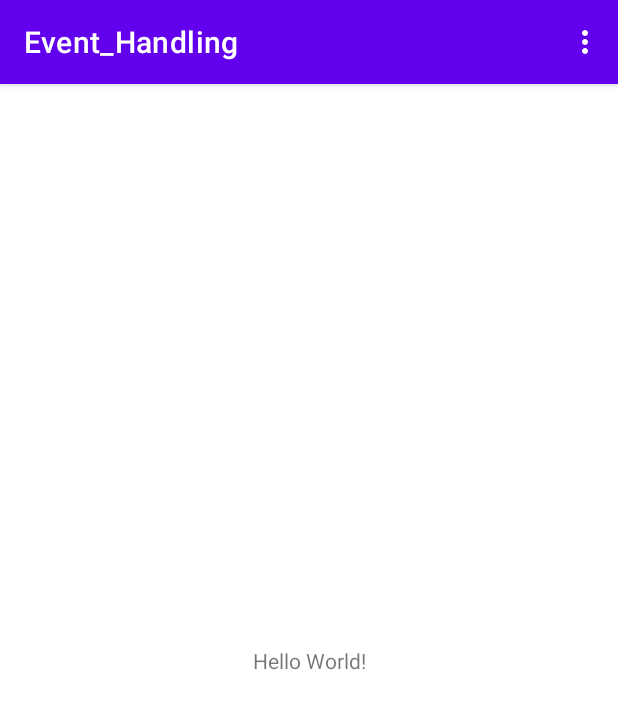
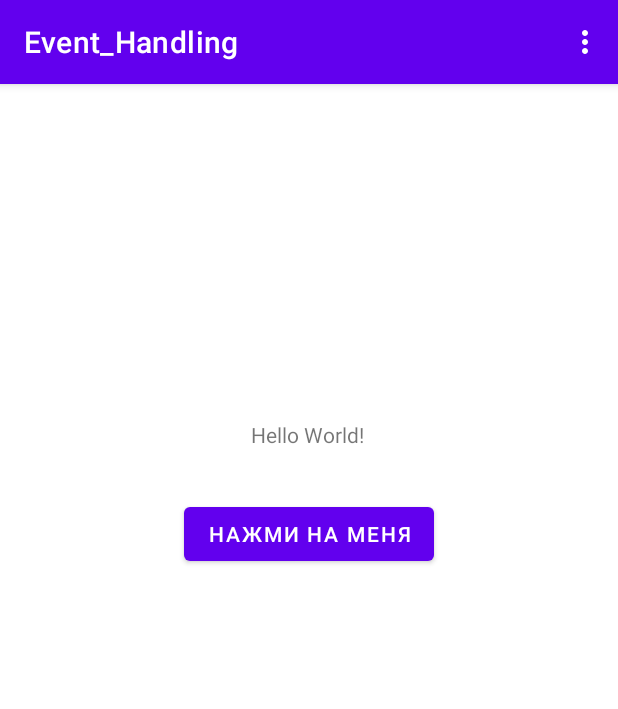
Before and after one commit to Serfeg/Android-Studio, an Android app: the screen it shows after launch (MainActivity), on a phone screen of 412 x 824 dp. Shown: the top 709 px of the screen. Run offline under Robolectric (Android 15) with nearby library versions, the phone set to English and light mode, and no system bars.

Commit message:
Добавление кнопки и текстового поля

```diff
--- a/Event_Handling/app/src/main/res/layout/activity_main.xml
+++ b/Event_Handling/app/src/main/res/layout/activity_main.xml
@@ -7,12 +7,26 @@
     tools:context=".MainActivity">
 
     <TextView
+        android:id="@+id/text_tv"
         android:layout_width="wrap_content"
         android:layout_height="wrap_content"
         android:text="Hello World!"
         app:layout_constraintBottom_toBottomOf="parent"
+        app:layout_constraintHorizontal_bias="0.498"
         app:layout_constraintLeft_toLeftOf="parent"
         app:layout_constraintRight_toRightOf="parent"
-        app:layout_constraintTop_toTopOf="parent" />
+        app:layout_constraintTop_toTopOf="parent"
+        app:layout_constraintVertical_bias="0.299" />
+
+    <Button
+        android:id="@+id/click_btn"
+        android:layout_width="wrap_content"
+        android:layout_height="wrap_content"
+        android:text="Нажми на меня"
+        app:layout_constraintBottom_toBottomOf="parent"
+        app:layout_constraintEnd_toEndOf="parent"
+        app:layout_constraintStart_toStartOf="parent"
+        app:layout_constraintTop_toBottomOf="@+id/text_tv"
+        app:layout_constraintVertical_bias="0.068" />
 
 </androidx.constraintlayout.widget.ConstraintLayout>
```
